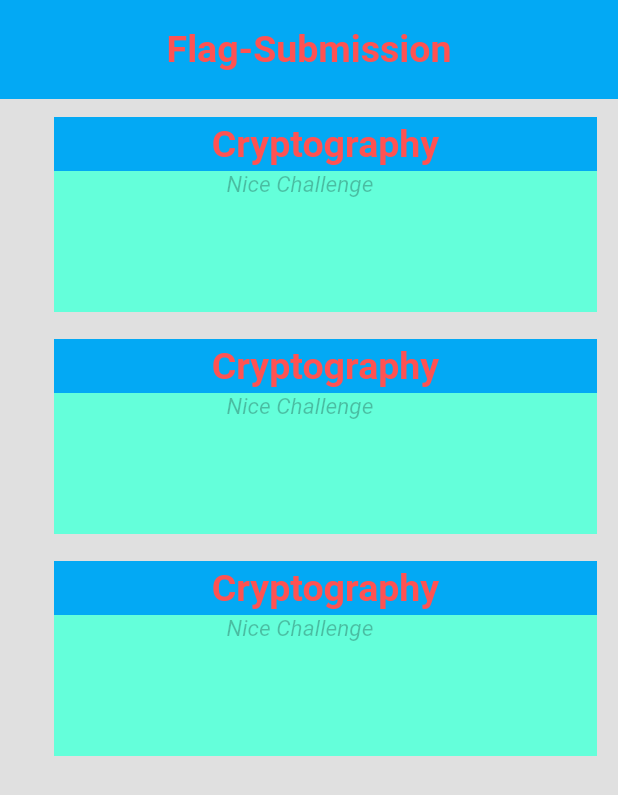
After one commit to cExplr/Flutter_Apps, a Flutter app: the ChallengePage screen opened directly, on a phone screen of 412 x 824 dp. The commit adds this screen. Shown: the top 795 px of the screen. Run offline on Flutter 3.47's test engine with Material 2 defaults, Android fonts, the phone set to English and light mode, and no system bars.

Commit message:
Added ctf-submit app. Done only the UI for login and basic of challenge page

```diff
--- /dev/null
+++ b/ctf_submit/lib/UI/ChallengeBody.dart
@@ -0,0 +1,50 @@
+import 'package:flutter/material.dart';
+import 'customBar.dart';
+class ChallengeBody extends StatelessWidget{
+  @override
+  Widget build(BuildContext context) {
+    // TODO: implement build
+
+    return new Column(
+     children: <Widget>[
+       new ChallengeRow(),new ChallengeRow(),new ChallengeRow(),
+     ],
+    );
+  }
+
+}
+
+
+class ChallengeRow extends StatelessWidget{
+  @override
+  Widget build(BuildContext context) {
+    // TODO: implement build
+
+    return new Container(
+      height: 130.0,
+      color: Colors.tealAccent,
+      margin: const EdgeInsets.fromLTRB(36.0, 12.0, 14.0, 6.0),
+      child: new Column(
+        children: <Widget>[
+          new CustomBar("Cryptography", 36.0),
+          Row(
+            children: <Widget>[
+
+              new SizedBox(width: 115.0,),
+
+              new Text("Nice Challenge",
+              style: new TextStyle(
+                fontSize: 15.0,
+                fontStyle: FontStyle.italic,
+                color: Colors.black26
+              ),),
+                // CAN ADD CHALLENGE NAMES ,ETC
+
+            ],
+          )
+        ],
+      ),
+    );
+  }
+
+}
--- /dev/null
+++ b/ctf_submit/lib/UI/customBar.dart
@@ -0,0 +1,29 @@
+import 'package:flutter/material.dart';
+
+class CustomBar extends StatelessWidget{
+  final String title;
+  final double barHeight;
+
+  CustomBar(this.title, this.barHeight);
+
+  @override
+  Widget build(BuildContext context) {
+    // TODO: implement build
+
+
+
+    return new Container(
+      height: barHeight,
+      decoration: new BoxDecoration(
+        color: Colors.lightBlue
+      ),
+      child: Center(
+          child: new Text(
+              title,
+            style: TextStyle(color: Colors.redAccent, fontSize: 25.0, fontWeight: FontWeight.bold),
+          )
+      ),
+    );
+  }
+
+}
--- /dev/null
+++ b/ctf_submit/lib/pages/challenges.dart
@@ -0,0 +1,40 @@
+import 'package:flutter/material.dart';
+import 'package:ctf_submit/UI/customBar.dart';
+import 'package:ctf_submit/UI/ChallengeBody.dart';
+
+class ChallengePage extends StatefulWidget{
+  @override
+  State<StatefulWidget> createState() {
+    // TODO: implement createState
+
+    return ChallengePageState();
+  }
+
+}
+
+class ChallengePageState extends State<ChallengePage>{
+  @override
+  Widget build(BuildContext context) {
+    // TODO: implement build
+
+    return new Scaffold(
+      backgroundColor: Colors.black12,
+
+//      appBar: new AppBar(
+//        backgroundColor: Colors.teal,
+//        title: new Text("CHALLENGES"),
+//      ),
+
+      body: new Column(
+
+        children: <Widget>[
+          new  CustomBar("Flag-Submission",66.0),
+          new ChallengeBody()
+
+
+        ],
+      ),
+    );
+  }
+
+}
--- a/flutter_app/lib/main.dart
+++ b/flutter_app/lib/main.dart
@@ -7,5 +7,3 @@ import './pages/quiz_page.dart';
       runApp(new MaterialApp(
         home: new LandingPage(),
       ));
-
-    }
```
Also changed, not shown: ctf_submit/lib/main.dart (added, +10 -0 lines), ctf_submit/lib/pages/AppMain.dart (added, +157 -0 lines), ctf_submit/pubspec.yaml (added, +71 -0 lines), ctf_submit/images/logo.jpg (added), ctf_submit/images/offseclogo.png (added), ctf_submit/images/shellcode.png (added), ctf_submit/pubspec.lock (added), 59 other files.
